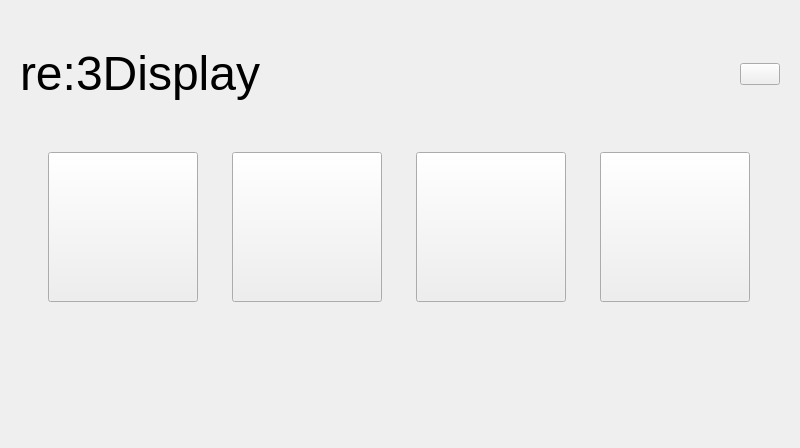
Qt form ClientApp/qt/home_qt.ui (re3Dprinting/touchscreen) before a commit.
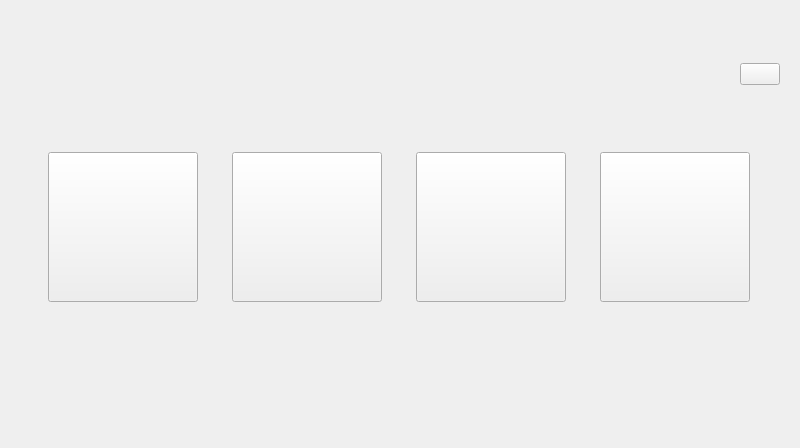
The same form after that commit. Icons and pictures are not drawn.

What changed in the file:
```diff
--- a/ClientApp/qt/home_qt.ui
+++ b/ClientApp/qt/home_qt.ui
@@ -33,17 +33,17 @@
     <widget class="QWidget" name="widget_3" native="true">
      <layout class="QHBoxLayout" name="horizontalLayout_2">
       <item>
-       <widget class="QLabel" name="Title">
-        <property name="sizePolicy">
-         <sizepolicy hsizetype="Expanding" vsizetype="Maximum">
-          <horstretch>0</horstretch>
-          <verstretch>0</verstretch>
-         </sizepolicy>
+       <spacer name="horizontalSpacer">
+        <property name="orientation">
+         <enum>Qt::Horizontal</enum>
         </property>
-        <property name="text">
-         <string>&lt;html&gt;&lt;head/&gt;&lt;body&gt;&lt;p&gt;&lt;span style=&quot; font-size:36pt;&quot;&gt;re:3Display&lt;/span&gt;&lt;/p&gt;&lt;/body&gt;&lt;/html&gt;</string>
+        <property name="sizeHint" stdset="0">
+         <size>
+          <width>40</width>
+          <height>20</height>
+         </size>
         </property>
-       </widget>
+       </spacer>
       </item>
       <item>
        <spacer name="verticalSpacer_2">
```
